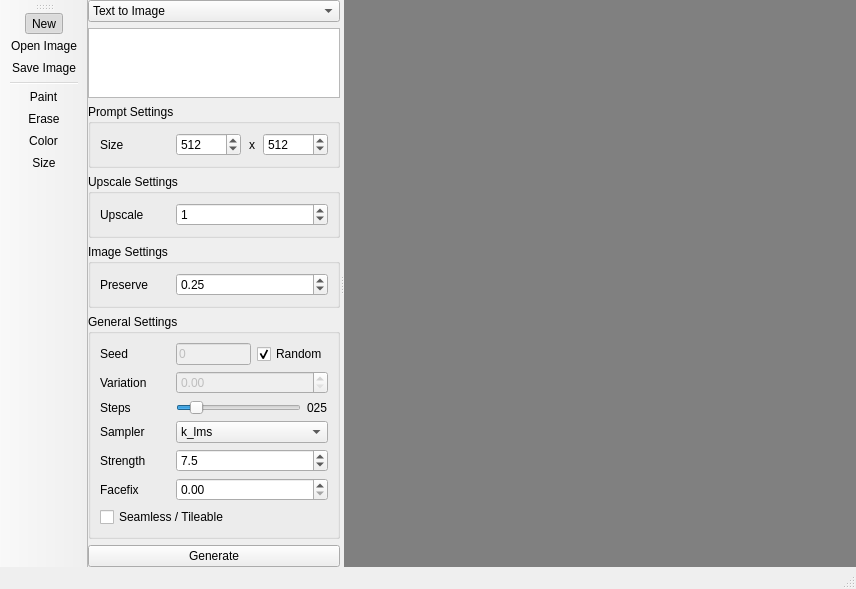
Old version of the form components/dreamer.ui in the repository timothyhalim/sd-dreamer.
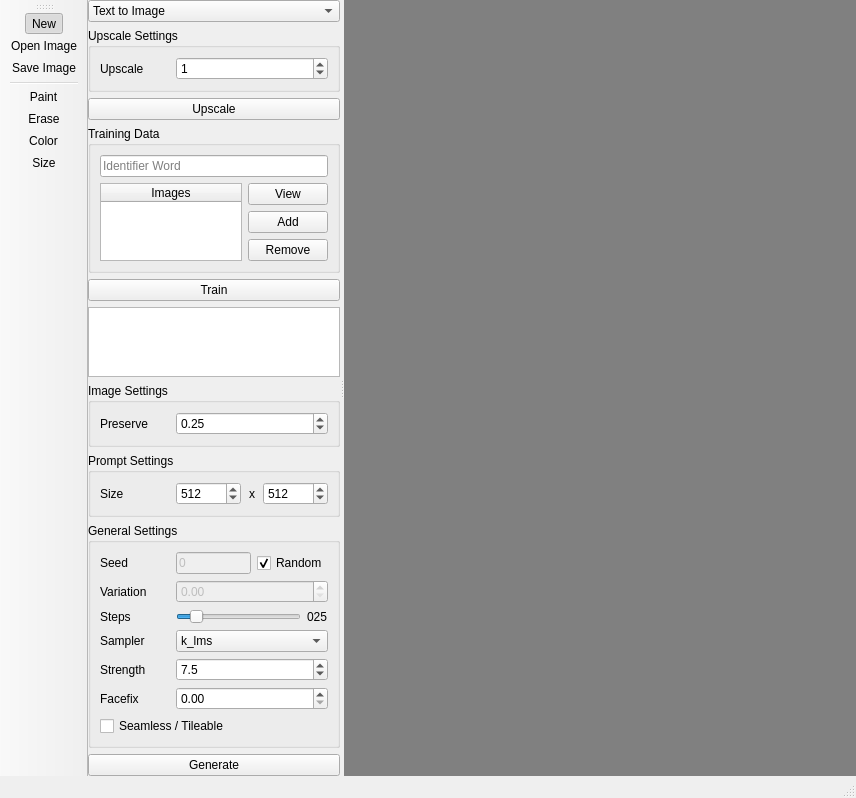
New version of the form. Icons and pictures are not drawn.

Diff of the .ui file:
```diff
--- a/components/dreamer.ui
+++ b/components/dreamer.ui
@@ -65,6 +65,229 @@
           </item>
          </widget>
         </item>
+        <item>
+         <widget class="QWidget" name="upscale_widget" native="true">
+          <property name="visible">
+           <bool>false</bool>
+          </property>
+          <layout class="QVBoxLayout" name="verticalLayout_6">
+           <property name="leftMargin">
+            <number>0</number>
+           </property>
+           <property name="topMargin">
+            <number>0</number>
+           </property>
+           <property name="rightMargin">
+            <number>0</number>
+           </property>
+           <property name="bottomMargin">
+            <number>0</number>
+           </property>
+           <item>
+            <widget class="QGroupBox" name="upscale_settings">
+             <property name="title">
+              <string>Upscale Settings</string>
+             </property>
+             <layout class="QVBoxLayout" name="verticalLayout_5">
+              <item>
+               <layout class="QHBoxLayout" name="horizontalLayout_10">
+                <item>
+                 <widget class="QLabel" name="label_9">
+                  <property name="minimumSize">
+                   <size>
+                    <width>70</width>
+                    <height>0</height>
+                   </size>
+                  </property>
+                  <property name="maximumSize">
+                   <size>
+                    <width>70</width>
+                    <height>16777215</height>
+                   </size>
+                  </property>
+                  <property name="text">
+                   <string>Upscale</string>
+                  </property>
+                 </widget>
+                </item>
+                <item>
+                 <widget class="QSpinBox" name="upscale">
+                  <property name="toolTip">
+                   <string>Upscale resolution</string>
+                  </property>
+                  <property name="maximum">
+                   <number>10</number>
+                  </property>
+                  <property name="value">
+                   <number>1</number>
+                  </property>
+                 </widget>
+                </item>
+               </layout>
+              </item>
+              <item>
+               <spacer name="verticalSpacer_2">
+                <property name="orientation">
+                 <enum>Qt::Vertical</enum>
+                </property>
+                <property name="sizeHint" stdset="0">
+                 <size>
+                  <width>20</width>
+                  <height>40</height>
+                 </size>
+                </property>
+               </spacer>
+              </item>
+             </layout>
+            </widget>
+           </item>
+           <item>
+            <widget class="QPushButton" name="upscale_btn">
+             <property name="minimumSize">
+              <size>
+               <width>245</width>
+               <height>0</height>
+              </size>
+             </property>
+             <property name="text">
+              <string>Upscale</string>
+             </property>
+            </widget>
+           </item>
+          </layout>
+         </widget>
+        </item>
+        <item>
+         <widget class="QWidget" name="training_widget" native="true">
+          <property name="visible">
+           <bool>false</bool>
+          </property>
+          <layout class="QVBoxLayout" name="verticalLayout_9">
+           <property name="leftMargin">
+            <number>0</number>
+           </property>
+           <property name="topMargin">
+            <number>0</number>
+           </property>
+           <property name="rightMargin">
+            <number>0</number>
+           </property>
+           <property name="bottomMargin">
+            <number>0</number>
+           </property>
+           <item>
+            <widget class="QGroupBox" name="groupBox">
+             <property name="title">
+              <string>Training Data</string>
+             </property>
+             <layout class="QVBoxLayout" name="verticalLayout_10">
+              <item>
+               <widget class="QLineEdit" name="training_identifier">
+                <property name="placeholderText">
+                 <string>Identifier Word</string>
+                </property>
+               </widget>
+              </item>
+              <item>
+               <layout class="QHBoxLayout" name="horizontalLayout_13">
+                <item>
+                 <widget class="QTableWidget" name="training_materials">
+                  <property name="editTriggers">
+                   <set>QAbstractItemView::NoEditTriggers</set>
+                  </property>
+                  <property name="alternatingRowColors">
+                   <bool>true</bool>
+                  </property>
+                  <property name="selectionBehavior">
+                   <enum>QAbstractItemView::SelectRows</enum>
+                  </property>
+                  <property name="sortingEnabled">
+                   <bool>true</bool>
+                  </property>
+                  <attribute name="horizontalHeaderStretchLastSection">
+                   <bool>true</bool>
+                  </attribute>
+                  <column>
+                   <property name="text">
+                    <string>Images</string>
+                   </property>
+                  </column>
+                 </widget>
+                </item>
+                <item>
+                 <layout class="QVBoxLayout" name="verticalLayout_7">
+                  <item>
+                   <widget class="QPushButton" name="training_image_view">
+                    <property name="text">
+                     <string>View</string>
+                    </property>
+                   </widget>
+                  </item>
+                  <item>
+                   <widget class="QPushButton" name="training_image_add">
+                    <property name="text">
+                     <string>Add</string>
+                    </property>
+                   </widget>
+                  </item>
+                  <item>
+                   <widget class="QPushButton" name="training_image_remove">
+                    <property name="text">
+                     <string>Remove</string>
+                    </property>
+                   </widget>
+                  </item>
+                  <item>
+                   <spacer name="verticalSpacer">
+                    <property name="orientation">
+                     <enum>Qt::Vertical</enum>
+                    </property>
+                    <property name="sizeHint" stdset="0">
+                     <size>
+                      <width>20</width>
+                      <height>40</height>
+                     </size>
+                    </property>
+                   </spacer>
+                  </item>
+                 </layout>
+                </item>
+               </layout>
+              </item>
+             </layout>
+            </widget>
+           </item>
+           <item>
+            <widget class="QPushButton" name="train_btn">
+             <property name="minimumSize">
+              <size>
+               <width>245</width>
+               <height>0</height>
+              </size>
+             </property>
+             <property name="text">
+              <string>Train</string>
+             </property>
+            </widget>
+           </item>
+          </layout>
+         </widget>
+        </item>
+        <item>
+         <widget class="QWidget" name="general_widget" native="true">
+          <layout class="QVBoxLayout" name="verticalLayout_8">
+           <property name="leftMargin">
+            <number>0</number>
+           </property>
+           <property name="topMargin">
+            <number>0</number>
+           </property>
+           <property name="rightMargin">
+            <number>0</number>
+           </property>
+           <property name="bottomMargin">
+            <number>0</number>
+           </property>
         <item>
          <widget class="QPlainTextEdit" name="prompt_edit">
           <property name="sizePolicy">
@@ -73,12 +296,62 @@
             <verstretch>1</verstretch>
            </sizepolicy>
           </property>
+            </widget>
+           </item>
+           <item>
+            <widget class="QGroupBox" name="image_settings">
+             <property name="visible">
+              <bool>false</bool>
+             </property>
+             <property name="title">
+              <string>Image Settings</string>
+             </property>
+             <layout class="QVBoxLayout" name="verticalLayout_3">
+              <item>
+               <layout class="QHBoxLayout" name="horizontalLayout_7">
+                <item>
+                 <widget class="QLabel" name="label_8">
+                  <property name="sizePolicy">
+                   <sizepolicy hsizetype="Fixed" vsizetype="Preferred">
+                    <horstretch>0</horstretch>
+                    <verstretch>0</verstretch>
+                   </sizepolicy>
+                  </property>
           <property name="minimumSize">
            <size>
-            <width>245</width>
+                    <width>70</width>
             <height>0</height>
            </size>
           </property>
+                  <property name="text">
+                   <string>Preserve</string>
+                  </property>
+                 </widget>
+                </item>
+                <item>
+                 <widget class="QDoubleSpinBox" name="preserve_image">
+                  <property name="toolTip">
+                   <string>Prompt influence to image, (0-0.99)
+0: Keep the image
+0,99: Will affect hugely on the image</string>
+                  </property>
+                  <property name="minimum">
+                   <double>0.010000000000000</double>
+                  </property>
+                  <property name="maximum">
+                   <double>1.000000000000000</double>
+                  </property>
+                  <property name="singleStep">
+                   <double>0.010000000000000</double>
+                  </property>
+                  <property name="value">
+                   <double>0.250000000000000</double>
+                  </property>
+                 </widget>
+                </item>
+               </layout>
+              </item>
+             </layout>
          </widget>
         </item>
         <item>
@@ -170,110 +443,6 @@
           </layout>
          </widget>
         </item>
-        <item>
-         <widget class="QGroupBox" name="upscale_settings">
-          <property name="visible">
-           <bool>false</bool>
-          </property>
-          <property name="title">
-           <string>Upscale Settings</string>
-          </property>
-          <layout class="QVBoxLayout" name="verticalLayout_5">
-           <item>
-            <layout class="QHBoxLayout" name="horizontalLayout_10">
-             <item>
-              <widget class="QLabel" name="label_9">
-               <property name="minimumSize">
-                <size>
-                 <width>70</width>
-                 <height>0</height>
-                </size>
-               </property>
-               <property name="maximumSize">
-                <size>
-                 <width>70</width>
-                 <height>16777215</height>
-                </size>
-               </property>
-               <property name="text">
-                <string>Upscale</string>
-               </property>
-              </widget>
-             </item>
-             <item>
-              <widget class="QSpinBox" name="upscale">
-               <property name="toolTip">
-                <string>Upscale resolution</string>
-               </property>
-               <property name="maximum">
-                <number>10</number>
-               </property>
-               <property name="value">
-                <number>1</number>
-               </property>
-              </widget>
-             </item>
-            </layout>
-           </item>
-          </layout>
-         </widget>
-        </item>
-        <item>
-         <widget class="QGroupBox" name="image_settings">
-          <property name="visible">
-           <bool>false</bool>
-          </property>
-          <property name="title">
-           <string>Image Settings</string>
-          </property>
-          <layout class="QVBoxLayout" name="verticalLayout_3">
-           <item>
-            <layout class="QHBoxLayout" name="horizontalLayout_7">
-             <item>
-              <widget class="QLabel" name="label_8">
-               <property name="sizePolicy">
-                <sizepolicy hsizetype="Fixed" vsizetype="Preferred">
-                 <horstretch>0</horstretch>
-                 <verstretch>0</verstretch>
-                </sizepolicy>
-               </property>
-               <property name="minimumSize">
-                <size>
-                 <width>70</width>
-                 <height>0</height>
-                </size>
-               </property>
-               <property name="text">
-                <string>Preserve</string>
-               </property>
-              </widget>
-             </item>
-             <item>
-              <widget class="QDoubleSpinBox" name="preserve_image">
-               <property name="toolTip">
-                <string>Prompt influence to image, (0-0.99)
-0: Keep the image
-0,99: Will affect hugely on the image</string>
-               </property>
-               <property name="minimum">
-                <double>0.010000000000000</double>
-               </property>
-               <property name="maximum">
-                <double>1.000000000000000</double>
-               </property>
-               <property name="singleStep">
-                <double>0.010000000000000</double>
-               </property>
-               <property name="value">
-                <double>0.250000000000000</double>
-               </property>
-              </widget>
-             </item>
-            </layout>
-           </item>
-          </layout>
-         </widget>
-        </item>
         <item>
          <widget class="QGroupBox" name="general_settings">
           <property name="title">
@@ -592,6 +761,12 @@
         </item>
         <item>
          <widget class="QPushButton" name="generate_btn">
+             <property name="minimumSize">
+              <size>
+               <width>245</width>
+               <height>0</height>
+              </size>
+             </property>
           <property name="text">
            <string>Generate</string>
           </property>
@@ -599,6 +774,9 @@
         </item>
        </layout>
       </widget>
+        </item>
+       </layout>
+      </widget>
       <widget class="QMdiArea" name="image_area">
        <property name="sizePolicy">
         <sizepolicy hsizetype="Minimum" vsizetype="Minimum">
```
Left out of the diff: 7 changed lines with no effect on the pictures. Lines whose indentation alone changed are shown as unchanged.
